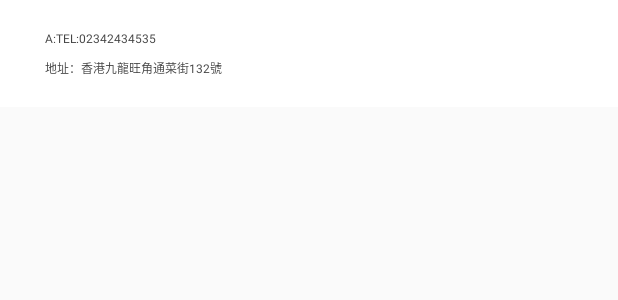
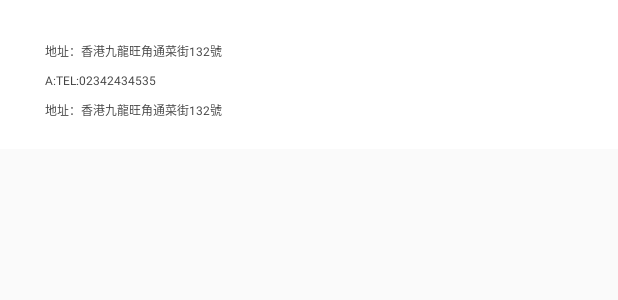
Before and after one commit to qqxliufeng/restaurant_order, an Android app: the layout adapter_mine_cantact_item_layout.xml on its own in the app's theme, with its tools: preview values and no code run, on a phone screen of 412 x 824 dp. Shown: the top 300 px of the screen. Run offline under Robolectric (Android 15) with nearby library versions, the phone set to English and light mode, and no system bars.

Commit message:
修改餐厅名字

```diff
--- a/app/src/main/java/com/android/ql/restaurant/ui/fragment/mine/MineContactFragment.kt
+++ b/app/src/main/java/com/android/ql/restaurant/ui/fragment/mine/MineContactFragment.kt
@@ -14,6 +14,7 @@ class MineContactFragment : BaseRecyclerViewFragment<ShopBean>() {
         override fun convert(helper: BaseViewHolder?, item: ShopBean?) {
             helper!!.setText(R.id.mTvMineContactItemPhone, "TEL：${item!!.shop_phone}")
             helper.setText(R.id.mTvMineContactItemAddress, "地址：${item.shop_dizhi}")
+            helper.setText(R.id.mTvMineContactItemName, item.shop_name)
         }
     }
 
--- a/app/src/main/res/layout/adapter_mine_cantact_item_layout.xml
+++ b/app/src/main/res/layout/adapter_mine_cantact_item_layout.xml
@@ -11,11 +11,21 @@
     android:paddingBottom="20dp">
 
     <TextView
+        android:id="@+id/mTvMineContactItemName"
+        android:layout_marginTop="@dimen/dp_10"
+        android:layout_width="match_parent"
+        android:layout_height="wrap_content"
+        tools:text="地址：香港九龍旺角通菜街132號"
+        android:textColor="@color/deepTextColor"
+        android:textSize="@dimen/sp_14"/>
+
+    <TextView
         android:id="@+id/mTvMineContactItemPhone"
         android:layout_width="match_parent"
         android:layout_height="wrap_content"
         tools:text="A:TEL:02342434535"
         android:autoLink="phone"
+        android:layout_marginTop="@dimen/dp_10"
         android:textSize="@dimen/sp_14"
         android:textColor="@color/deepTextColor"/>
 
```
